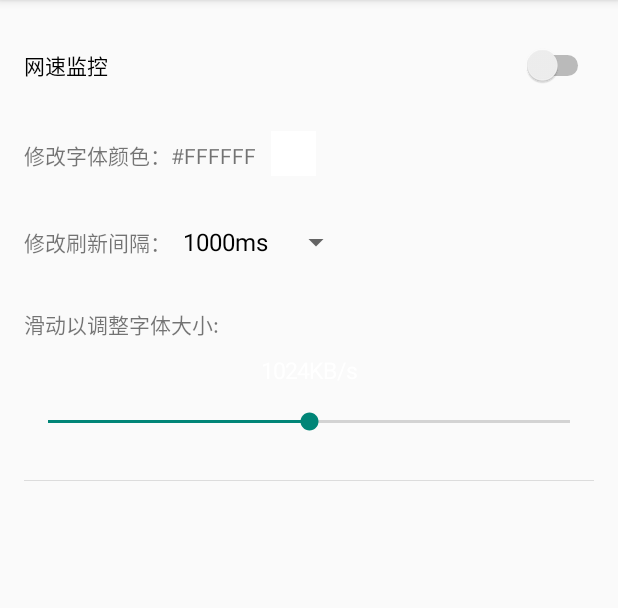
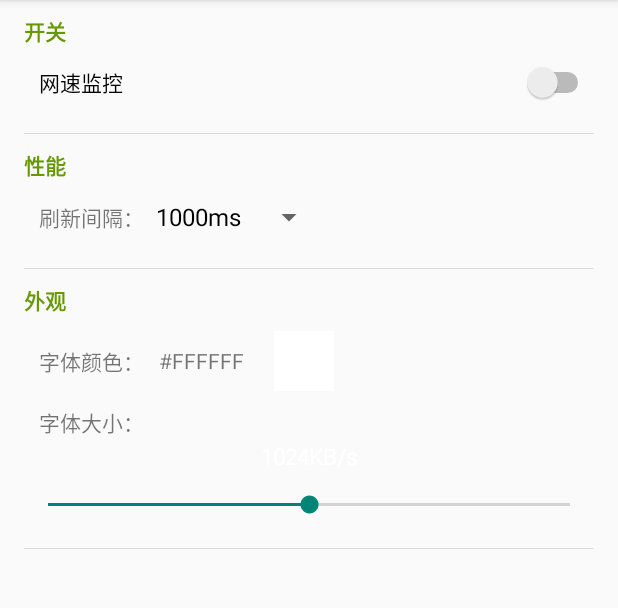
Before and after one commit to Fromnowon/netmeter_sample, an Android app: the screen it shows after launch (MainActivity), on a phone screen of 412 x 824 dp, the part 84-692 px from its top. Run offline under Robolectric (Android 15) with nearby library versions, the phone set to English and light mode, and no system bars; libraries missing offline, so code that uses them is left out: com.oguzdev.circularfloatingactionmenu.

Commit message:
Update UI

```diff
--- a/netmeter_sample/app/build.gradle
+++ b/netmeter_sample/app/build.gradle
@@ -22,4 +22,5 @@ android {
 dependencies {
     compile fileTree(dir: 'libs', include: ['*.jar'])
     compile 'com.android.support:appcompat-v7:22.1.1'
+    compile 'com.oguzdev:CircularFloatingActionMenu:1.0.2'
 }
--- a/netmeter_sample/app/src/main/java/com/netmeter/like/netmeter_sample/MainActivity.java
+++ b/netmeter_sample/app/src/main/java/com/netmeter/like/netmeter_sample/MainActivity.java
@@ -14,12 +14,17 @@ import android.widget.AdapterView;
 import android.widget.ArrayAdapter;
 import android.widget.CompoundButton;
 import android.widget.ImageButton;
+import android.widget.ImageView;
 import android.widget.LinearLayout;
 import android.widget.SeekBar;
 import android.widget.Spinner;
 import android.widget.Switch;
 import android.widget.TextView;
 import android.widget.Toast;
+
+import com.oguzdev.circularfloatingactionmenu.library.FloatingActionButton;
+import com.oguzdev.circularfloatingactionmenu.library.FloatingActionMenu;
+import com.oguzdev.circularfloatingactionmenu.library.SubActionButton;
 
 
 public class MainActivity extends ActionBarActivity {
@@ -55,6 +60,29 @@ public class MainActivity extends ActionBarActivity {
 
         //悬浮窗
         FloatWin();
+
+        /*ImageView icon = new ImageView(this); // Create an icon
+        icon.setImageDrawable(getResources().getDrawable(R.mipmap.ic_launcher));
+
+        FloatingActionButton actionButton = new FloatingActionButton.Builder(this)
+                .setContentView(icon)
+                .setTheme(0)
+                .build();
+        SubActionButton.Builder itemBuilder = new SubActionButton.Builder(this);
+        // repeat many times:
+        ImageView itemIcon = new ImageView(this);
+        ImageView itemIcon0 = new ImageView(this);
+        ImageView itemIcon1 = new ImageView(this);
+        itemIcon.setImageDrawable(getResources().getDrawable(R.mipmap.ic_launcher));
+        itemIcon0.setImageDrawable(getResources().getDrawable(R.mipmap.ic_launcher));
+        itemIcon1.setImageDrawable(getResources().getDrawable(R.mipmap.ic_launcher));
+        FloatingActionMenu actionMenu = new FloatingActionMenu.Builder(this)
+                .addSubActionView(itemBuilder.setContentView(itemIcon).build())
+                .addSubActionView(itemBuilder.setContentView(itemIcon0).build())
+                .addSubActionView(itemBuilder.setContentView(itemIcon1).build())
+                                // ...
+                .attachTo(actionButton)
+                .build();*/
 
     }
 
--- a/netmeter_sample/app/src/main/res/layout/activity_main.xml
+++ b/netmeter_sample/app/src/main/res/layout/activity_main.xml
@@ -2,91 +2,130 @@
 <RelativeLayout xmlns:android="http://schemas.android.com/apk/res/android"
     android:id="@+id/mainlayout"
     android:layout_width="fill_parent"
-    android:layout_height="fill_parent"
-    android:layout_marginBottom="@dimen/activity_horizontal_margin"
+    android:layout_height="fill_parent">
+
+    <ScrollView
+        android:layout_width="match_parent"
+        android:layout_height="match_parent">
+
+        <LinearLayout
+            android:id="@+id/layout_0"
+            android:layout_width="match_parent"
+            android:layout_height="wrap_content"
+            android:layout_marginTop="10dp"
+            android:orientation="vertical"
             android:layout_marginLeft="@dimen/activity_horizontal_margin"
-    android:layout_marginRight="@dimen/activity_vertical_margin"
-    android:layout_marginTop="20dp">
+            android:layout_marginRight="@dimen/activity_vertical_margin">
 
-    <RelativeLayout
-        android:id="@+id/layout0"
-        android:layout_width="wrap_content"
+            <TextView
+                android:layout_width="match_parent"
                 android:layout_height="wrap_content"
-        android:layout_marginTop="10dp">
+                android:text="开关"
+                android:textColor="@android:color/holo_green_dark"
+                android:textStyle="bold" />
 
             <Switch
                 android:id="@+id/netMeter"
-            android:layout_width="wrap_content"
+                android:layout_width="match_parent"
                 android:layout_height="wrap_content"
                 android:layout_alignParentEnd="true"
                 android:layout_alignParentStart="true"
+                android:layout_marginTop="10dp"
+                android:paddingLeft="10dp"
                 android:text="网速监控"
                 android:textColor="@color/primary_dark_material_dark" />
 
-        <RelativeLayout
-            android:id="@+id/set_color"
+            <View
+                android:layout_width="fill_parent"
+                android:layout_height="1px"
+                android:layout_below="@+id/set_color"
+                android:layout_marginTop="20dp"
+                android:background="?android:attr/listDivider"
+                android:paddingLeft="20dp"
+                android:paddingRight="20dp" />
+
+
+            <TextView
                 android:layout_width="match_parent"
                 android:layout_height="wrap_content"
-            android:layout_below="@+id/netMeter"
-            android:layout_marginTop="30dp">
+                android:layout_marginTop="10dp"
+                android:text="性能"
+                android:textColor="@android:color/holo_green_dark"
+                android:textStyle="bold" />
 
             <LinearLayout
-                android:id="@+id/layout1"
                 android:layout_width="match_parent"
                 android:layout_height="wrap_content"
+                android:layout_marginLeft="10dp"
                 android:orientation="horizontal">
 
                 <TextView
                     android:layout_width="wrap_content"
                     android:layout_height="wrap_content"
-                    android:text="修改字体颜色："
-                    android:layout_marginTop="5dp"/>
+                    android:text="刷新间隔：" />
+
+                <Spinner
+                    android:id="@+id/reflashtime"
+                    android:layout_width="wrap_content"
+                    android:layout_height="wrap_content"
+                    android:entries="@array/reflashtime"></Spinner>
+            </LinearLayout>
+
+            <View
+                android:layout_width="fill_parent"
+                android:layout_height="1px"
+                android:layout_below="@+id/set_color"
+                android:layout_marginTop="10dp"
+                android:background="?android:attr/listDivider"
+                android:paddingLeft="20dp"
+                android:paddingRight="20dp" />
+
+            <TextView
+                android:layout_width="match_parent"
+                android:layout_height="wrap_content"
+                android:layout_marginTop="10dp"
+                android:text="外观"
+                android:textColor="@android:color/holo_green_dark"
+                android:textStyle="bold" />
+
+            <LinearLayout
+                android:layout_width="match_parent"
+                android:layout_height="40dp"
+                android:layout_marginTop="10dp"
+                android:orientation="horizontal"
+                android:paddingLeft="10dp">
+
+                <TextView
+                    android:layout_width="wrap_content"
+                    android:layout_height="wrap_content"
+                    android:layout_gravity="center_vertical"
+                    android:text="字体颜色：" />
 
                 <TextView
                     android:id="@+id/meterColor"
                     android:layout_width="wrap_content"
                     android:layout_height="wrap_content"
-                    android:layout_marginTop="5dp"/>
+                    android:layout_gravity="center_vertical"
+                    android:layout_marginLeft="10dp" />
 
                 <ImageButton
                     android:id="@+id/meterColor_click"
-                    android:layout_width="30dp"
-                    android:layout_height="30dp"
-                    android:background="@drawable/colorpicker_button"
-                    android:layout_marginLeft="10dp"/>
-            </LinearLayout>
-
-            <LinearLayout
-                android:id="@+id/layout2"
-                android:layout_width="match_parent"
-                android:layout_height="wrap_content"
-                android:orientation="horizontal"
-                android:layout_below="@+id/layout1"
-                android:layout_marginTop="20dp">
-
-                <TextView
-                    android:layout_width="wrap_content"
-                    android:layout_height="wrap_content"
-                    android:text="修改刷新间隔："/>
-                <Spinner
-                    android:id="@+id/reflashtime"
-                    android:layout_width="wrap_content"
-                    android:layout_height="wrap_content"
-                    android:entries="@array/reflashtime">
-                </Spinner>
+                    android:layout_width="40dp"
+                    android:layout_height="40dp"
+                    android:layout_marginLeft="20dp"
+                    android:background="@drawable/colorpicker_button" />
             </LinearLayout>
 
             <LinearLayout
                 android:layout_width="match_parent"
                 android:layout_height="wrap_content"
-                android:layout_below="@+id/layout2"
-                android:layout_centerInParent="true"
-                android:layout_marginTop="20dp"
                 android:orientation="vertical">
 
                 <TextView
                     android:layout_width="wrap_content"
                     android:layout_height="wrap_content"
+                    android:layout_marginLeft="10dp"
+                    android:layout_marginTop="10dp"
                     android:text="@string/set_text_size_string" />
 
                 <TextView
@@ -94,7 +133,7 @@
                     android:layout_width="wrap_content"
                     android:layout_height="25dp"
                     android:layout_gravity="center_horizontal"
-                    android:layout_marginTop="10dp"
+                    android:gravity="center_vertical"
                     android:text="1024KB/s" />
 
                 <SeekBar
@@ -103,16 +142,15 @@
                     android:layout_height="wrap_content"
                     android:layout_marginTop="10dp" />
             </LinearLayout>
-        </RelativeLayout>
 
             <View
                 android:layout_width="fill_parent"
                 android:layout_height="1px"
                 android:layout_below="@+id/set_color"
-            android:layout_marginTop="30dp"
+                android:layout_marginTop="20dp"
                 android:background="?android:attr/listDivider"
-            android:paddingLeft="10dp"
-            android:paddingRight="10dp" />
+                android:paddingLeft="20dp"
+                android:paddingRight="20dp" />
+        </LinearLayout>
+    </ScrollView>
 </RelativeLayout>
-
-</RelativeLayout>
--- a/netmeter_sample/app/src/main/res/values/strings.xml
+++ b/netmeter_sample/app/src/main/res/values/strings.xml
@@ -6,5 +6,5 @@
     <string name="dialog_color_OK">确定</string>
     <string name="dialog_color_cancle">取消</string>
     <string name="choose_a_color">请选择颜色</string>
-    <string name="set_text_size_string">滑动以调整字体大小:</string>
+    <string name="set_text_size_string">字体大小：</string>
 </resources>
```
Also changed, not shown: 4 other files. Lines whose indentation alone changed are shown as unchanged.
